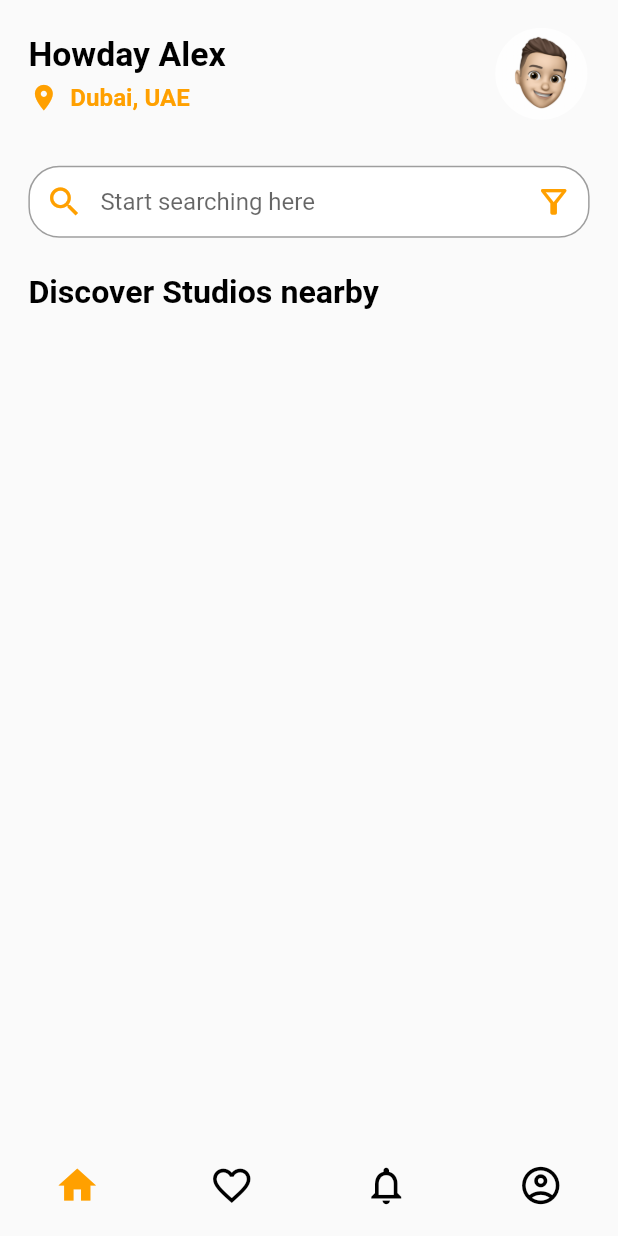
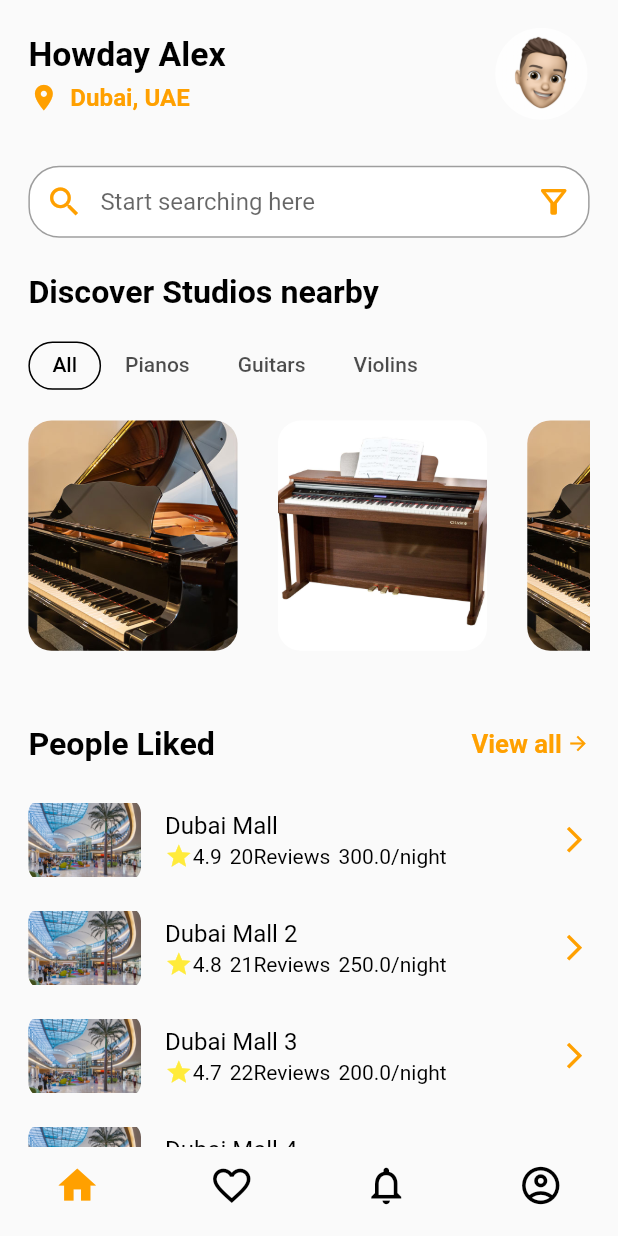
Before and after one commit to furqatnasridinov/flutter_application_1, a Flutter app: the screen it shows after launch, after a tap on "Login", on a phone screen of 412 x 824 dp. Run offline on Flutter 3.47's test engine with Material 2 defaults, Android fonts, the phone set to English and light mode, and no system bars; our stand-ins replace flutter_screenutil.

Commit message:
second commit

```diff
--- /dev/null
+++ b/lib/models/dummy_data.dart
@@ -0,0 +1,16 @@
+import 'market.dart';
+
+class DummyData{
+  final List<Market> markets = [
+    Market("assets/images/mall.jpg", "Dubai Mall", "20", 4.9, 300),
+    Market("assets/images/mall.jpg", "Dubai Mall 2", "21", 4.8, 250),
+    Market("assets/images/mall.jpg", "Dubai Mall 3", "22", 4.7, 200),
+    Market("assets/images/mall.jpg", "Dubai Mall 4", "25", 4.6, 150),
+  ];
+
+  final List <Market> pianoPhotos = [
+    Market("assets/images/piano_2.jpg", "", "", 1, 1),
+    Market("assets/images/piano_3.jpg", "", "", 1, 1),
+    Market("assets/images/piano_2.jpg", "", "", 1, 1),
+  ];
+}
--- /dev/null
+++ b/lib/models/market.dart
@@ -0,0 +1,15 @@
+class Market {
+  String? img;
+  String? name;
+  String? reviews;
+  double? rating;
+  double? pricePerNight;
+
+  Market(
+    this.img,
+    this.name,
+    this.reviews,
+    this.rating,
+    this.pricePerNight,
+  );
+}
--- a/lib/screens/home/view/home_page.dart
+++ b/lib/screens/home/view/home_page.dart
@@ -13,7 +13,6 @@ class HomePage extends StatelessWidget {
     return Scaffold(
       //backgroundColor: Colors.grey.shade200,
       body: SafeArea(
-        child: SingleChildScrollView(
         child: Container(
           padding: EdgeInsets.symmetric(horizontal: 10.w),
           margin: EdgeInsets.all(8.r),
@@ -52,8 +51,38 @@ class HomePage extends StatelessWidget {
                 fontSize: 20.sp,
                 fontWeight: FontWeight.w600,
               ),
+              20.verticalSpace,
+              const HomeTabBarSection(),
+              20.verticalSpace,
+              Row(
+                mainAxisAlignment: MainAxisAlignment.spaceBetween,
+                children: [
+                  CustomText(
+                    text: "People Liked",
+                    fontSize: 20.sp,
+                    fontWeight: FontWeight.w600,
+                  ),
+                  Row(
+                    children: [
+                      CustomText(
+                        text: "View all",
+                        fontSize: 16.sp,
+                        fontWeight: FontWeight.w600,
+                        color: Colors.amber.shade700,
+                      ),
+                      3.horizontalSpace,
+                      Icon(
+                        Icons.arrow_forward_outlined,
+                        color: Colors.amber.shade700,
+                        size: 15.r,
+                      ),
                     ],
                   ),
+                ],
+              ),
+              15.verticalSpace,
+              Expanded(child: HomeMarketsList()),
+            ],
           ),
         ),
       ),
--- /dev/null
+++ b/lib/screens/home/widget/all_tab.dart
@@ -0,0 +1,32 @@
+import 'package:flutter/material.dart';
+import 'package:flutter_application_1/models/dummy_data.dart';
+import 'package:flutter_screenutil/flutter_screenutil.dart';
+
+class AllTab extends StatelessWidget {
+  AllTab({super.key});
+
+  final pianoPhotos = DummyData().pianoPhotos;
+
+  @override
+  Widget build(BuildContext context) {
+    return ListView.builder(
+      scrollDirection: Axis.horizontal,
+      itemCount: pianoPhotos.length,
+      itemBuilder: (context, index) {
+        final currentPiano = pianoPhotos[index];
+        return  Container(
+          margin: EdgeInsets.only(right: 25.w),
+            width: 130.w,
+            child: ClipRRect(
+              borderRadius: BorderRadius.circular(15.r),
+              child: Image.asset(
+                currentPiano.img!,
+                fit: BoxFit.cover,
+              ),
+            ),
+
+        );
+      },
+    );
+  }
+}
--- /dev/null
+++ b/lib/screens/home/widget/guitar_tab.dart
@@ -0,0 +1,13 @@
+import 'package:flutter/material.dart';
+
+class GuitarTab extends StatelessWidget {
+  const GuitarTab({super.key});
+
+  @override
+  Widget build(BuildContext context) {
+    return Center(
+        child: Container(
+      child: Text("GuitarTab"),
+    ));
+  }
+}
--- /dev/null
+++ b/lib/screens/home/widget/home_markets_list.dart
@@ -0,0 +1,63 @@
+import 'package:flutter/material.dart';
+import 'package:flutter_application_1/custom_widgets/custom_text.dart';
+import 'package:flutter_application_1/models/dummy_data.dart';
+import 'package:flutter_screenutil/flutter_screenutil.dart';
+
+class HomeMarketsList extends StatelessWidget {
+  HomeMarketsList({super.key});
+  final markets = DummyData().markets;
+
+  @override
+  Widget build(BuildContext context) {
+    return SizedBox(
+      width: double.maxFinite,
+      child: ListView.builder(
+        itemCount: markets.length,
+        itemBuilder: (context, index) {
+          final currentMarket = markets[index];
+          return ListTile(
+            contentPadding: EdgeInsets.zero,
+            leading: Container(
+              width: 70.w,
+              height: 70.h,
+              decoration: BoxDecoration(
+                borderRadius: BorderRadius.circular(10.r),
+                image: DecorationImage(
+                  image: AssetImage(currentMarket.img!),
+                ),
+              ),
+            ),
+            trailing: Icon(
+              Icons.arrow_forward_ios,
+              color: Colors.amber.shade700,
+              size: 20.r,
+            ),
+            title: CustomText(
+              text: currentMarket.name!,
+            ),
+            subtitle: Row(
+              children: [
+                Icon(
+                  Icons.star,
+                  color: Colors.yellow,
+                  size: 18.r,
+                ),
+                CustomText(
+                  text: currentMarket.rating.toString(),
+                ),
+                5.horizontalSpace,
+                CustomText(
+                  text: currentMarket.reviews.toString() + "Reviews",
+                ),
+                5.horizontalSpace,
+                CustomText(
+                  text: currentMarket.pricePerNight.toString() + "\/night",
+                ),
+              ],
+            ),
+          );
+        },
+      ),
+    );
+  }
+}
--- /dev/null
+++ b/lib/screens/home/widget/home_tab_bar_section.dart
@@ -0,0 +1,88 @@
+import 'package:flutter/material.dart';
+import 'package:flutter_screenutil/flutter_screenutil.dart';
+
+import 'widget.dart';
+
+class HomeTabBarSection extends StatefulWidget {
+  const HomeTabBarSection({super.key});
+
+  @override
+  State<HomeTabBarSection> createState() => _HomeTabBarSectionState();
+}
+
+class _HomeTabBarSectionState extends State<HomeTabBarSection>
+    with TickerProviderStateMixin {
+  late TabController tabController;
+
+  @override
+  void initState() {
+    // TODO: implement initState
+    super.initState();
+    tabController = TabController(length: 4, vsync: this);
+  }
+
+  @override
+  void dispose() {
+    // TODO: implement dispose
+    super.dispose();
+    tabController.dispose();
+  }
+
+  @override
+  Widget build(BuildContext context) {
+    return Container(
+      width: double.maxFinite,
+      height: 230.h,
+      //color: Colors.green,
+      child: Column(
+        children: [
+          Align(
+            alignment: Alignment.centerLeft,
+            child: SizedBox(
+              height: 30.w,
+              child: TabBar(
+                //overlayColor: MaterialStatePropertyAll(Colors.amber.shade700),
+                indicator: BoxDecoration(
+                  borderRadius: BorderRadius.circular(25.r),
+                  border: Border.all(),
+                ),
+                indicatorColor: Colors.amber.shade700,
+                labelColor: Colors.black,
+                isScrollable: true,
+                controller: tabController,
+                tabs: const [
+                  Tab(
+                    text: "All",
+                  ),
+                  Tab(
+                    text: "Pianos",
+                  ),
+                  Tab(
+                    text: "Guitars",
+                  ),
+                  Tab(
+                    text: "Violins",
+                  ),
+                ],
+              ),
+            ),
+          ),
+          20.verticalSpace,
+          SizedBox(
+            width: double.maxFinite,
+            height: 150.h,
+            child: TabBarView(
+              controller: tabController,
+              children:  [
+                AllTab(),
+                const PianoTab(),
+                const GuitarTab(),
+                const ViolinTab(),
+              ],
+            ),
+          ),
+        ],
+      ),
+    );
+  }
+}
--- /dev/null
+++ b/lib/screens/home/widget/piano_tab.dart
@@ -0,0 +1,13 @@
+import 'package:flutter/material.dart';
+
+class PianoTab extends StatelessWidget {
+  const PianoTab({super.key});
+
+  @override
+  Widget build(BuildContext context) {
+    return Center(
+        child: Container(
+      child: Text("PianoTab"),
+    ));
+  }
+}
--- /dev/null
+++ b/lib/screens/home/widget/violin_tab.dart
@@ -0,0 +1,13 @@
+import 'package:flutter/material.dart';
+
+class ViolinTab extends StatelessWidget {
+  const ViolinTab({super.key});
+
+  @override
+  Widget build(BuildContext context) {
+    return Center(
+        child: Container(
+      child: Text("ViolinTab"),
+    ));
+  }
+}
--- a/lib/screens/home/widget/widget.dart
+++ b/lib/screens/home/widget/widget.dart
@@ -1 +1,7 @@
 export 'home_page_header.dart';
+export 'home_tab_bar_section.dart';
+export 'home_markets_list.dart';
+export 'all_tab.dart';
+export 'piano_tab.dart';
+export 'guitar_tab.dart';
+export 'violin_tab.dart';
--- a/lib/screens/onboarding/view/onboarding_page.dart
+++ b/lib/screens/onboarding/view/onboarding_page.dart
@@ -1,5 +1,4 @@
 import 'package:flutter/material.dart';
-import 'package:flutter_application_1/screens/home/home.dart';
 import 'package:flutter_application_1/screens/home_bottom_navigation.dart';
 import 'package:flutter_screenutil/flutter_screenutil.dart';
 import '../../../custom_widgets/custom_widgets.dart';
@@ -13,7 +12,7 @@ class OnBoardingPage extends StatelessWidget {
       backgroundColor: Colors.grey.shade200,
       body: SafeArea(
         child: Container(
-          margin: EdgeInsets.all(8.r),
+          //margin: EdgeInsets.all(8.r),
           decoration: BoxDecoration(
             color: Colors.white,
             borderRadius: BorderRadius.circular(10.r),
```
Also changed, not shown: assets/images/mall.jpg (added), assets/images/piano_2.jpg (added), assets/images/piano_3.jpg (added), 1 other file. Lines whose indentation alone changed are shown as unchanged.
